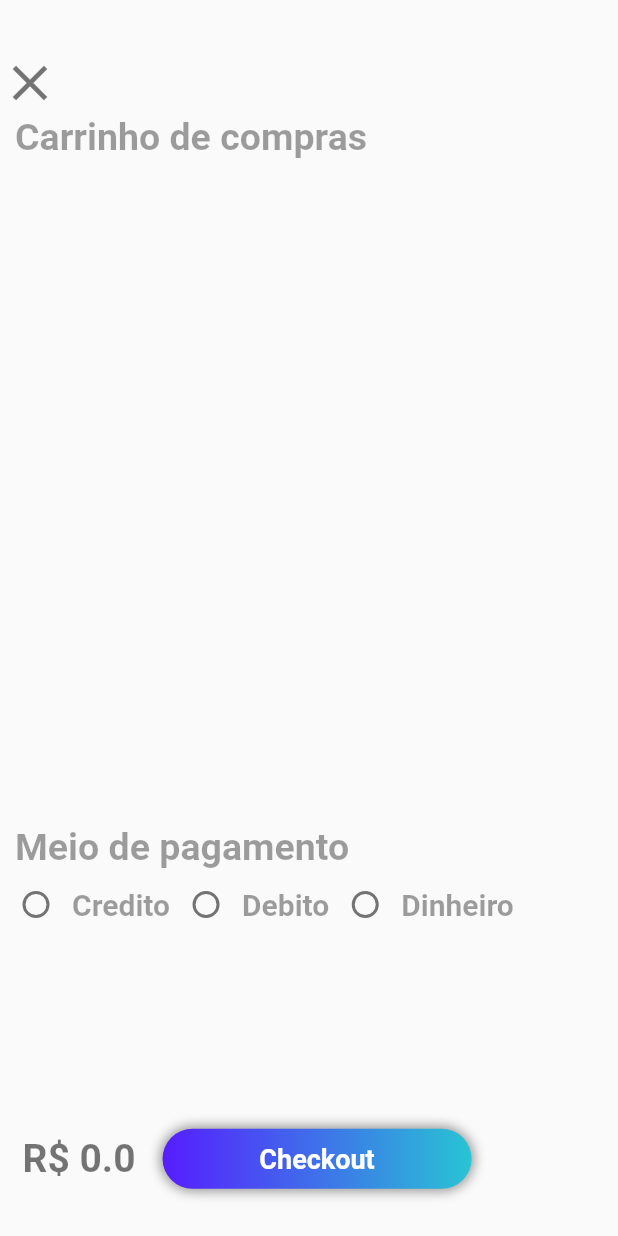
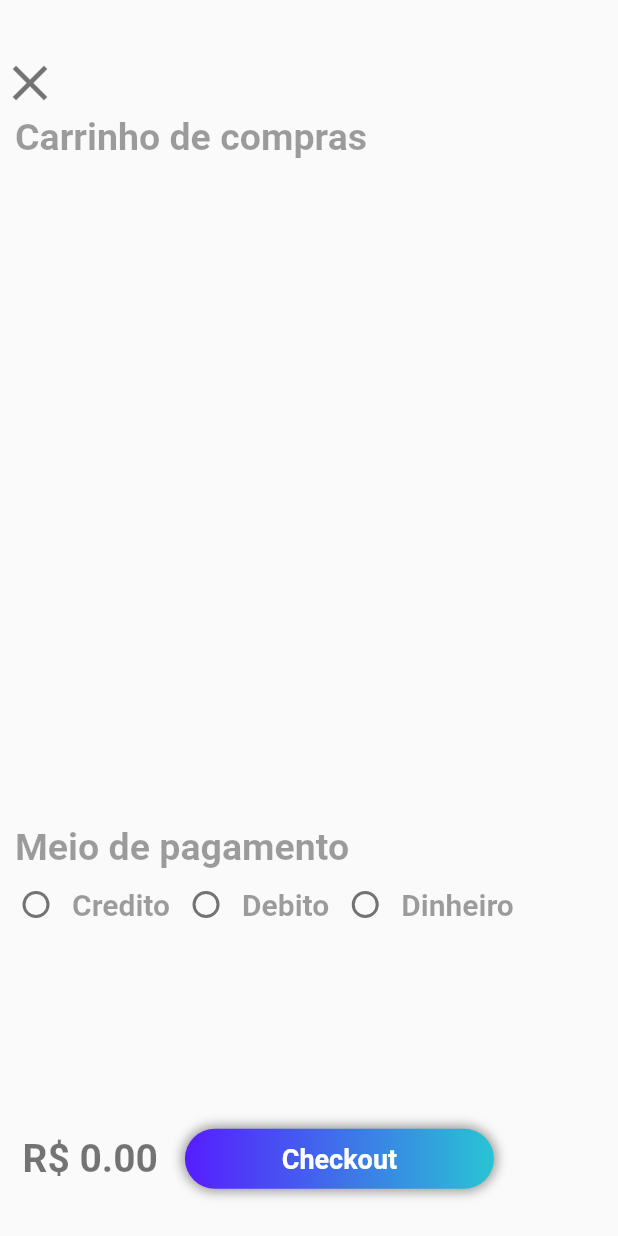
Before and after one commit to hdalmora/go-buy-veloe-megahack, a Flutter app: the CheckoutPage screen opened directly with empty values, on a phone screen of 412 x 824 dp. Run offline on Flutter 3.47's test engine with Material 2 defaults, Android fonts, the phone set to English and light mode, and no system bars; our stand-ins replace cached_network_image, cloud_firestore, firebase_auth, flutter_rating_bar, google_sign_in, permission_handler and 1 more; missing offline and left inert: barcode_scan; accounts and stored records are empty; Roboto replaces fonts that are missing (SF Pro Display); statements that could not run were skipped.

Commit message:
fix number of decimal places in total prices

```diff
--- a/lib/src/ui/checkout/checkout_page.dart
+++ b/lib/src/ui/checkout/checkout_page.dart
@@ -199,7 +199,7 @@ class _CheckoutPageState extends State<CheckoutPage> {
                       Container(
                         margin: EdgeInsets.only(left: 15.0),
                         child: Text(
-                          "R\$ $totalPrice",
+                          "R\$ ${totalPrice.toStringAsFixed(2)}",
                           style: TextStyle(
                               fontWeight: FontWeight.bold,
                               fontSize: 26.0,
--- a/lib/src/ui/home_navigation/wallet_page.dart
+++ b/lib/src/ui/home_navigation/wallet_page.dart
@@ -90,7 +90,7 @@ class _WalletPageState extends State<WalletPage> {
                                 itemCount: docs.length,
                                 itemBuilder: (context, position) {
                                   String name = docs[position]['storeName'];
-                                  String price = docs[position]['totalValue'].toString();
+                                  double price = docs[position]['totalValue'];
                                   return Column(
                                     mainAxisAlignment: MainAxisAlignment.start,
                                     crossAxisAlignment: CrossAxisAlignment.start,
@@ -119,7 +119,7 @@ class _WalletPageState extends State<WalletPage> {
                                             Container(
                                               margin: EdgeInsets.only(top: 10.0, left: 20.0),
                                               child: Text(
-                                                  "R\$ ${price.toUpperCase()}",
+                                                  "R\$ ${price.toStringAsFixed(2).toString()}",
                                                   style: TextStyle(
                                                       color: Colors.black54,
                                                       fontWeight: FontWeight.bold,
```
